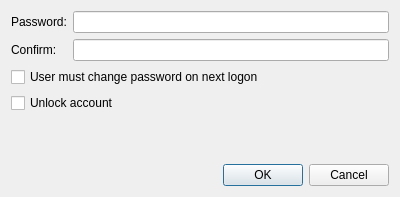
altlinux/admc, file src/admc/password_dialog.ui: the form before one commit.
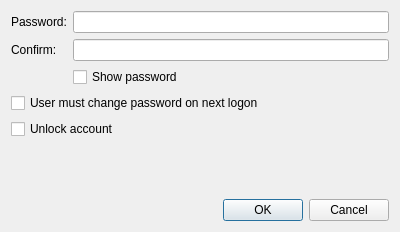
The form after the commit.

Commit message:
add "show password" checkbox
toggles visibility of password edits
in create user dialog and password dialog
save this setting

```diff
--- a/src/admc/password_dialog.ui
+++ b/src/admc/password_dialog.ui
@@ -7,7 +7,7 @@
     <x>0</x>
     <y>0</y>
     <width>400</width>
-    <height>197</height>
+    <height>232</height>
    </rect>
   </property>
   <property name="windowTitle">
@@ -47,7 +47,7 @@
        </property>
       </widget>
      </item>
-     <item row="2" column="0" colspan="2">
+     <item row="3" column="0" colspan="2">
       <widget class="QCheckBox" name="expired_check">
        <property name="text">
         <string>User must change password on next logon</string>
@@ -57,13 +57,23 @@
        </property>
       </widget>
      </item>
-     <item row="3" column="0" colspan="2">
+     <item row="4" column="0" colspan="2">
       <widget class="QCheckBox" name="unlock_check">
        <property name="text">
         <string>Unlock account</string>
        </property>
       </widget>
      </item>
+     <item row="2" column="1">
+      <widget class="QCheckBox" name="show_password_check">
+       <property name="text">
+        <string>Show password</string>
+       </property>
+       <property name="checked">
+        <bool>false</bool>
+       </property>
+      </widget>
+     </item>
     </layout>
    </item>
    <item>
```
The commit also changes 7 other files.
